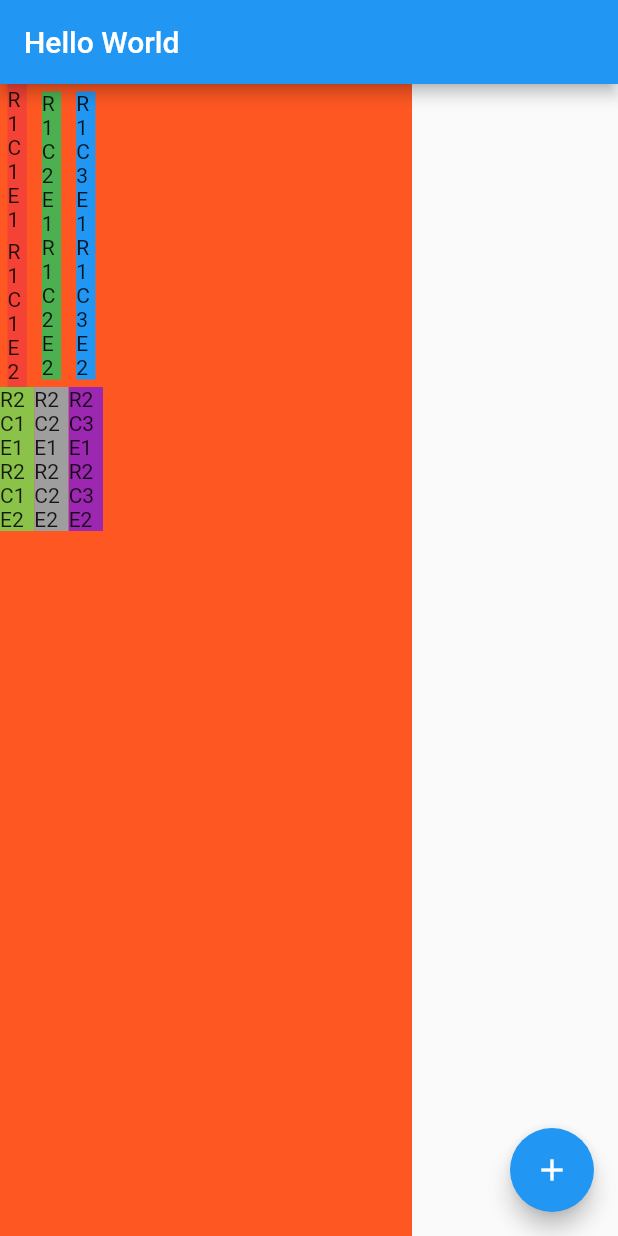
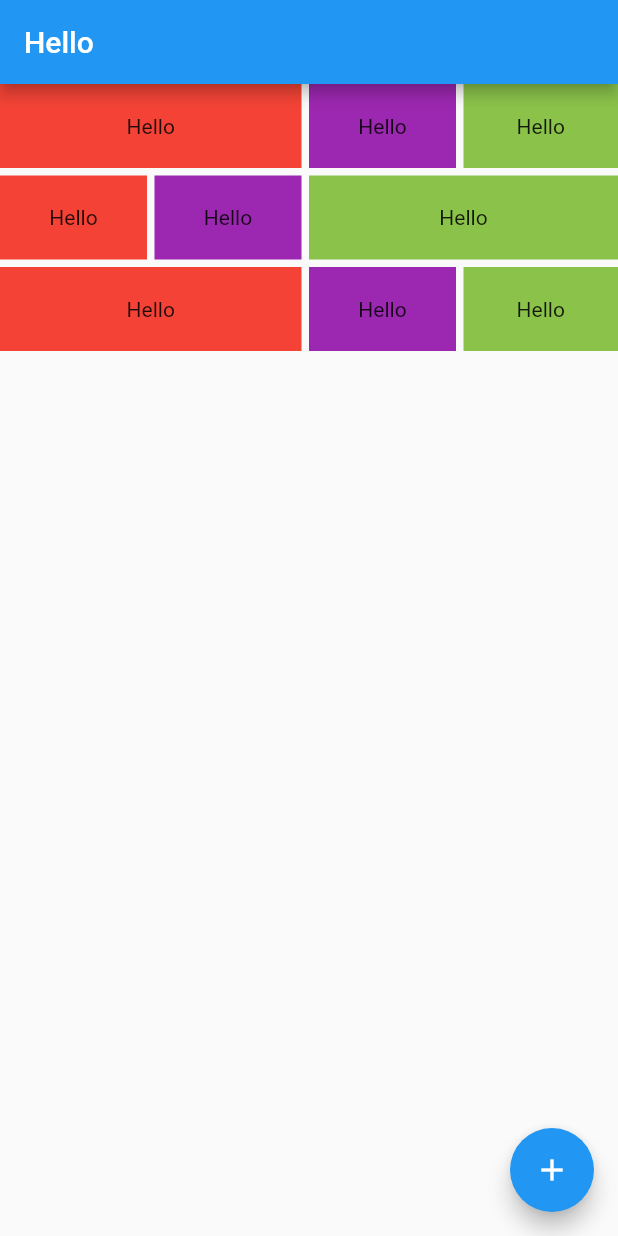
Before and after one commit to raj457036/responsive_design, a Flutter app: the screen it shows after launch, on a phone screen of 412 x 824 dp. Run offline on Flutter 3.47's test engine with Material 2 defaults, Android fonts, the phone set to English and light mode, and no system bars; missing offline and left inert: dart:html.

Commit message:
gutter performance improvement

```diff
--- a/example/lib/main.dart
+++ b/example/lib/main.dart
@@ -40,110 +40,100 @@ class _MyHomePageState extends State<MyHomePage> {
   Widget build(BuildContext context) {
     return Scaffold(
       appBar: AppBar(
-        title: Text("Hello World"),
+        title: Text("Hello"),
       ),
       body: Center(
-        child: RRow(
+        child: RCol(
+          gutter: RValue.all(5),
+          children: [
+            RRow(
+              gutter: RValue.all(5),
+              crossAxisAlignment: CrossAxisAlignment.end,
               children: [
                 RCol(
-              spans: RValue.all(8),
-              decoration: BoxDecoration(color: Colors.deepOrange),
+                  decoration: BoxDecoration(color: Colors.red),
+                  padding: RValue.all(EdgeInsets.all(20.0)),
+                  spans: RValue(xs: 6, sm: 8, md: 6, lg: 4, xl: 2, xxl: 1),
                   children: [
-                RRow(
-                  gutter: RValue.all(10),
-                  nested: true,
-                  children: [
-                    RCol(
-                      gutter: RValue.all(5),
-                      decoration: BoxDecoration(color: Colors.red),
-                      spans: RValue(xxl: 5, xl: 6, md: 3, sm: 2),
-                      children: [
-                        Text("R1 C1 E1"),
-                        Text("R1 C1 E2"),
+                    Text("Hello"),
                   ],
                 ),
                 RCol(
-                      decoration: BoxDecoration(color: Colors.green),
+                  decoration: BoxDecoration(color: Colors.purple),
+                  padding: RValue.all(EdgeInsets.all(20.0)),
+                  spans: RValue(xs: 3, sm: 2, md: 4, lg: 2, xl: 1, xxl: 1),
                   children: [
-                        Text("R1 C2 E1"),
-                        Text("R1 C2 E2"),
+                    Text("Hello"),
                   ],
                 ),
                 RCol(
-                      decoration: BoxDecoration(color: Colors.blue),
+                  decoration: BoxDecoration(color: Colors.lightGreen),
+                  padding: RValue.all(EdgeInsets.all(20.0)),
+                  spans: RValue(xs: 3, sm: 2, md: 2, lg: 6, xl: 9, xxl: 4),
                   children: [
-                        Text("R1 C3 E1"),
-                        Text("R1 C3 E2"),
+                    Text("Hello"),
                   ],
                 ),
               ],
             ),
             RRow(
+              gutter: RValue.all(5),
+              crossAxisAlignment: CrossAxisAlignment.end,
               children: [
                 RCol(
-                      decoration: BoxDecoration(color: Colors.lightGreen),
-                      spans: RValue(xxl: 3, xl: 6, md: 1),
+                  decoration: BoxDecoration(color: Colors.red),
+                  spans: RValue(xs: 3, sm: 2, md: 4, lg: 2, xl: 1, xxl: 1),
+                  padding: RValue.all(EdgeInsets.all(20.0)),
                   children: [
-                        Text("R2 C1 E1"),
-                        Text("R2 C1 E2"),
+                    Text("Hello"),
                   ],
                 ),
                 RCol(
-                      spans: RValue(xxl: 2, xl: 3, md: 2),
-                      decoration: BoxDecoration(color: Colors.grey),
+                  decoration: BoxDecoration(color: Colors.purple),
+                  padding: RValue.all(EdgeInsets.all(20.0)),
+                  spans: RValue(xs: 3, sm: 2, md: 2, lg: 6, xl: 9, xxl: 4),
                   children: [
-                        Text("R2 C2 E1"),
-                        Text("R2 C2 E2"),
+                    Text("Hello"),
                   ],
                 ),
                 RCol(
-                      spans: RValue(xxl: 3, md: 9),
-                      decoration: BoxDecoration(color: Colors.purple),
+                  decoration: BoxDecoration(color: Colors.lightGreen),
+                  padding: RValue.all(EdgeInsets.all(20.0)),
+                  spans: RValue(xs: 6, sm: 8, md: 6, lg: 4, xl: 2, xxl: 1),
                   children: [
-                        Text("R2 C3 E1"),
-                        Text("R2 C3 E2"),
-                        RRow(
-                          gutter: RValue.all(5),
-                          invisible: RValue.belowXL(true),
-                          nested: true,
-                          children: [
-                            RCol(
-                              decoration:
-                                  BoxDecoration(color: Colors.lightGreen),
-                              spans: RValue.aboveMD(6, def: 3),
-                              children: [
-                                Text("R2 C1 E1"),
-                                Text("R2 C1 E2"),
-                              ],
-                            ),
-                            RCol(
-                              gutter: RValue.all(5),
-                              spans: RValue.aboveMD(3, def: 6),
-                              decoration: BoxDecoration(color: Colors.grey),
-                              children: [
-                                Text("R2 C2 E1"),
-                                Text("R2 C2 E2"),
-                                SizedBox(
-                                  height: 50,
-                                  child: ListView(
-                                    children: [
-                                      Text("R2 C2 E1"),
-                                      Text("R2 C2 E1"),
-                                      Text("R2 C2 E1"),
-                                      Text("R2 C2 E1"),
-                                      Text("R2 C2 E1"),
-                                      Text("R2 C2 E1"),
-                                    ],
-                                  ),
-                                )
+                    Text("Hello"),
                   ],
                 ),
               ],
             ),
+            RRow(
+              gutter: RValue.all(5),
+              crossAxisAlignment: CrossAxisAlignment.end,
+              children: [
+                RCol(
+                  decoration: BoxDecoration(color: Colors.red),
+                  padding: RValue.all(EdgeInsets.all(20.0)),
+                  spans: RValue(xs: 6, sm: 8, md: 6, lg: 4, xl: 2, xxl: 1),
+                  children: [
+                    Text("Hello"),
                   ],
                 ),
+                RCol(
+                  decoration: BoxDecoration(color: Colors.purple),
+                  padding: RValue.all(EdgeInsets.all(20.0)),
+                  spans: RValue(xs: 3, sm: 2, md: 4, lg: 2, xl: 1, xxl: 1),
+                  children: [
+                    Text("Hello"),
                   ],
-                )
+                ),
+                RCol(
+                  decoration: BoxDecoration(color: Colors.lightGreen),
+                  padding: RValue.all(EdgeInsets.all(20.0)),
+                  spans: RValue(xs: 3, sm: 2, md: 2, lg: 6, xl: 9, xxl: 4),
+                  children: [
+                    Text("Hello"),
+                  ],
+                ),
               ],
             ),
           ],
--- a/lib/responsive_design.dart
+++ b/lib/responsive_design.dart
@@ -104,6 +104,7 @@ class RDesignSpec {
   final RValue<bool> invisible;
   final RValue<Axis> axis;
   final RValue<int>? spans;
+  final CrossAxisAlignment crossAxisAlignment;
 
   const RDesignSpec({
     required this.gutter,
@@ -112,6 +113,7 @@ class RDesignSpec {
     required this.invisible,
     required this.axis,
     required this.spans,
+    required this.crossAxisAlignment,
   });
 
   RDesignSpec copyWith({
@@ -121,6 +123,7 @@ class RDesignSpec {
     RValue<bool>? invisible,
     RValue<Axis>? axis,
     RValue<int>? spans,
+    CrossAxisAlignment? crossAxisAlignment,
   }) {
     return RDesignSpec(
       gutter: gutter ?? this.gutter,
@@ -129,6 +132,7 @@ class RDesignSpec {
       invisible: invisible ?? this.invisible,
       axis: axis ?? this.axis,
       spans: spans ?? this.spans,
+      crossAxisAlignment: crossAxisAlignment ?? this.crossAxisAlignment,
     );
   }
 }
@@ -190,14 +194,15 @@ class RFlex {
 
     final gutter = designSpec.gutter.active(width);
     if (gutter != null)
-      _tempChildrens = _tempChildrens
-          .map(
-            (e) => Padding(
-              padding: EdgeInsets.symmetric(vertical: gutter / 2),
-              child: e,
-            ),
-          )
-          .toList();
+      _tempChildrens = [
+        for (var i = 0; i < childrens.length; i++)
+          Container(
+            padding: (i != childrens.length - 1)
+                ? EdgeInsets.only(bottom: gutter)
+                : null,
+            child: childrens[i],
+          ),
+      ];
 
     final child = Flex(
       direction: Axis.vertical,
@@ -206,7 +211,7 @@ class RFlex {
 
     return Container(
       padding: designSpec.padding.active(width),
-      margin: designSpec.padding.active(width),
+      margin: designSpec.margin.active(width),
       decoration: decoration,
       child: child,
     );
@@ -237,6 +242,7 @@ class RFlex {
       padding: designSpec.padding.active(width),
       margin: designSpec.margin.active(width),
       child: Flex(
+        crossAxisAlignment: designSpec.crossAxisAlignment,
         verticalDirection: VerticalDirection.down,
         direction: designSpec.axis.active(width) ?? Axis.horizontal,
         clipBehavior: Clip.antiAlias,
@@ -244,17 +250,15 @@ class RFlex {
           for (int i = 0; i < count; i++)
             if (!(designSpec.invisible.active(width) ?? false))
               Container(
-                padding: EdgeInsets.symmetric(horizontal: gutter / 2),
+                padding:
+                    (i != count - 1) ? EdgeInsets.only(right: gutter) : null,
                 child: childrens[i],
                 width: widths[i],
               ),
           if (_diff != null)
-            Container(
-              padding: EdgeInsets.symmetric(horizontal: gutter / 2),
-              child: RCol(
-                spans: RValue.all(_diff!),
-                children: [_kEmptyBox],
-              ),
+            RCol(
+              spans: RValue.all(_diff!),
+              children: [_kEmptyBox],
             ),
         ],
       ),
@@ -270,6 +274,7 @@ class RRow extends StatelessWidget {
   final RValue<Axis> axis;
   final RValue<int>? spans;
   final List<Widget> children;
+  final CrossAxisAlignment crossAxisAlignment;
 
   const RRow({
     Key? key,
@@ -281,6 +286,7 @@ class RRow extends StatelessWidget {
     this.axis = const RValue.all(Axis.horizontal),
     this.spans = const RValue.all(12),
     required this.children,
+    this.crossAxisAlignment = CrossAxisAlignment.center,
   }) : super(key: key);
 
   @override
@@ -292,6 +298,7 @@ class RRow extends StatelessWidget {
       margin: margin,
       padding: padding,
       spans: spans,
+      crossAxisAlignment: crossAxisAlignment,
     );
 
     final flex = RFlex(designSpec: designSpec, childrens: children);
@@ -311,6 +318,7 @@ class RCol extends StatelessWidget {
   final RValue<bool> invisible;
   final RValue<int>? spans;
   final List<Widget> children;
+  final CrossAxisAlignment crossAxisAlignment;
 
   const RCol({
     Key? key,
@@ -321,6 +329,7 @@ class RCol extends StatelessWidget {
     this.invisible = const RValue.all(false),
     this.spans = const RValue.all(1),
     required this.children,
+    this.crossAxisAlignment = CrossAxisAlignment.center,
   }) : super(key: key);
 
   @override
@@ -332,6 +341,7 @@ class RCol extends StatelessWidget {
       margin: margin,
       padding: padding,
       spans: spans,
+      crossAxisAlignment: crossAxisAlignment,
     );
 
     final flex = RFlex(
```
Lines whose indentation alone changed are shown as unchanged.
